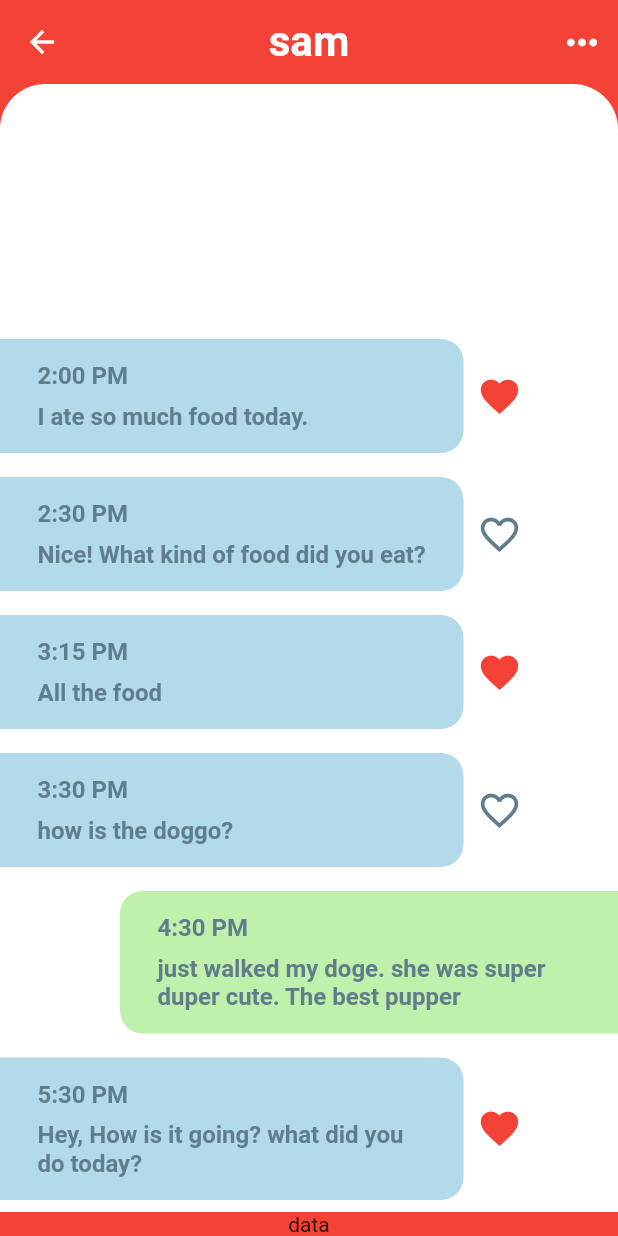
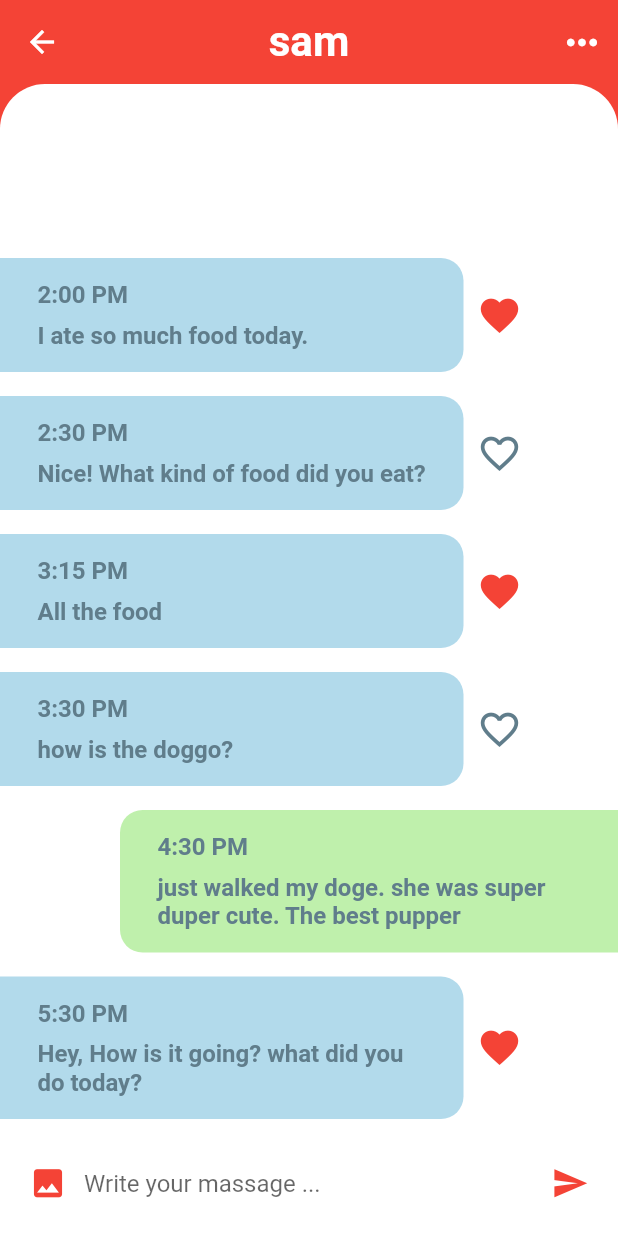
Before and after one commit to yonatantasew/cattapp, a Flutter app: the screen it shows after launch, after a tap on "sam", on a phone screen of 412 x 824 dp. Run offline on Flutter 3.47's test engine with Material 2 defaults, Android fonts, the phone set to English and light mode, and no system bars.

Commit message:
text field completed and foucus scope

```diff
--- a/lib/screens/chat_screens.dart
+++ b/lib/screens/chat_screens.dart
@@ -77,7 +77,34 @@
   }
 
   _buildMessageComposer() {
-    return Text('data');
+    return Container(
+      padding: EdgeInsets.symmetric(horizontal: 8.0),
+      height: 70.0,
+      color: Colors.white,
+      child: Row(
+        children: [
+          IconButton(
+            onPressed: () {},
+            icon: Icon(Icons.photo),
+            iconSize: 25.0,
+            color: Theme.of(context).primaryColor,
+          ),
+          Expanded(
+              child: TextField(
+            textCapitalization: TextCapitalization.sentences,
+            onChanged: (value) {}, //////doest do much
+            decoration:
+                InputDecoration.collapsed(hintText: 'Write your massage ...'),
+          )),
+          IconButton(
+            onPressed: () {},
+            icon: Icon(Icons.send),
+            iconSize: 25.0,
+            color: Theme.of(context).primaryColor,
+          )
+        ],
+      ),
+    );
   }
 
   @override
@@ -104,7 +131,9 @@
           )
         ],
       ),
-      body: Column(
+      body: GestureDetector(
+        onTap: () => FocusScope.of(context).unfocus(),
+        child: Column(
           children: [
             Expanded(
               child: Container(
@@ -134,6 +163,7 @@
             _buildMessageComposer(),
           ],
         ),
+      ),
     );
   }
 }
```
Lines whose indentation alone changed are shown as unchanged.
